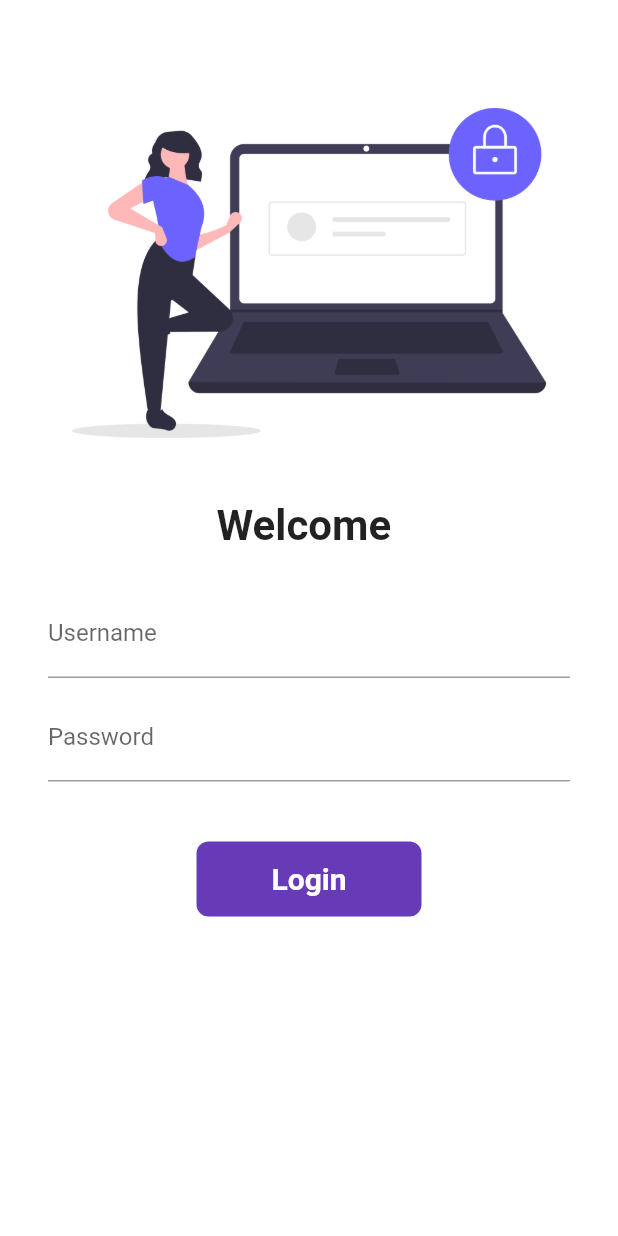
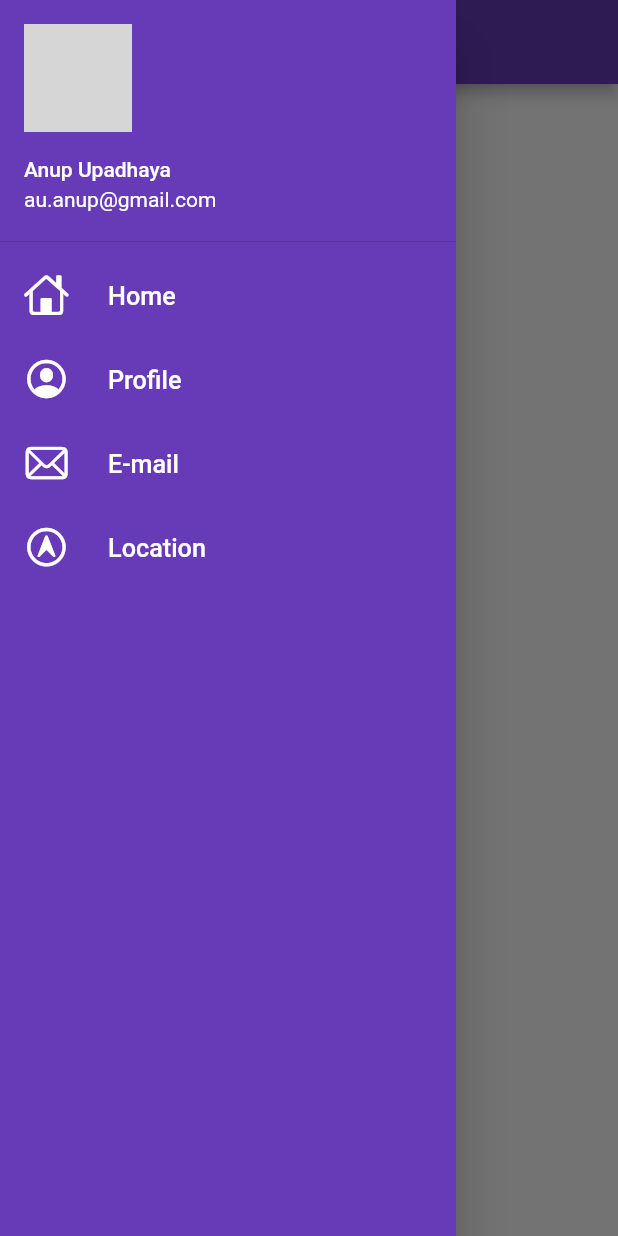
Before and after one commit to anupupadhaya123/LearnFlutter, a Flutter app: the screen it shows after launch, with the side drawer open (before the commit the screen has no drawer), on a phone screen of 412 x 824 dp. Run offline on Flutter 3.47's test engine with Material 2 defaults, Android fonts, the phone set to English and light mode, and no system bars; network calls fail; grey boxes are pictures that could not be loaded.

Commit message:
Day8 Completed "Listview in Drawer"

```diff
--- a/lib/main.dart
+++ b/lib/main.dart
@@ -17,10 +17,11 @@ class MyApp extends StatelessWidget {
         primarySwatch: Colors.deepPurple,
 
       ),
+      debugShowCheckedModeBanner: false,
       darkTheme: ThemeData(
         brightness: Brightness.dark,
       ),
-      initialRoute: "/login",
+      initialRoute: MyRoutes.homeRoute,
       routes: {
         "/" : (context)=> new LoginPage(), //This is object "new" is optional in dart
         MyRoutes.homeRoute : (context)=>HomePage(),
--- a/lib/pages/homepage.dart
+++ b/lib/pages/homepage.dart
@@ -1,4 +1,5 @@
 import 'package:flutter/material.dart';
+import 'package:learn_flutter/widgets/drawer.dart';
 
 class HomePage extends StatelessWidget {
   @override
@@ -12,7 +13,7 @@ class HomePage extends StatelessWidget {
           child: Text("Welcome to 30 days of flutter"),
         ),
       ),
-      drawer: Drawer(),
+      drawer: MyDrawer(),
     );
   }
 }
--- /dev/null
+++ b/lib/widgets/drawer.dart
@@ -0,0 +1,72 @@
+import 'package:flutter/cupertino.dart';
+import 'package:flutter/material.dart';
+
+class MyDrawer extends StatelessWidget {
+
+  @override
+  Widget build(BuildContext context) {
+    final image = "https://upload.wikimedia.org/wikipedia/commons/5/5f/Alberto_conversi_profile_pic.jpg";
+    return Drawer(
+      child: Container(
+        color: Colors.deepPurple,
+        child: ListView(
+          // padding: EdgeInsets.zero,
+          children: [
+            DrawerHeader(
+              padding: EdgeInsets.zero,
+              child: UserAccountsDrawerHeader(
+                margin: EdgeInsets.zero,
+                // decoration: BoxDecoration(
+                //   // color: Colors.red,
+                // ),
+                accountName: Text('Anup Upadhaya'),
+                accountEmail: Text("au.anup@gmail.com"),
+                currentAccountPicture: CircleAvatar(
+                  backgroundImage: NetworkImage(image),
+                ),
+              ),
+            ),
+            ListTile(
+              leading: Icon(CupertinoIcons.home, color: Colors.white, size: 30,),
+              title: Text("Home",
+              textScaleFactor: 1.2,
+              style: TextStyle(
+              color: Colors.white,
+
+              ),),
+            ),
+            ListTile(
+              leading: Icon(CupertinoIcons.profile_circled, color: Colors.white, size: 30,),
+              title: Text("Profile",
+              textScaleFactor: 1.2,
+              style: TextStyle(
+              color: Colors.white,
+
+              ),),
+            ),
+
+            ListTile(
+              leading: Icon(CupertinoIcons.mail, color: Colors.white, size: 30,),
+              title: Text("E-mail",
+              textScaleFactor: 1.2,
+              style: TextStyle(
+              color: Colors.white,
+
+              ),),
+            ),
+
+            ListTile(
+              leading: Icon(CupertinoIcons.location_circle, color: Colors.white, size: 30,),
+              title: Text("Location",
+              textScaleFactor: 1.2,
+              style: TextStyle(
+              color: Colors.white,
+
+              ),),
+            ),
+          ],
+        ),
+      ),
+    );
+  }
+}
```
Also changed, not shown: assets/images/profile.jpg (added).
